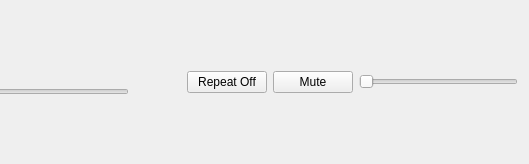
Old version of the form playercontrolswidget.ui in the repository Worm-Warrior/QBar; both pictures show x 365 to 894 and y 0 to 164 of the 894 by 164 pixel window.
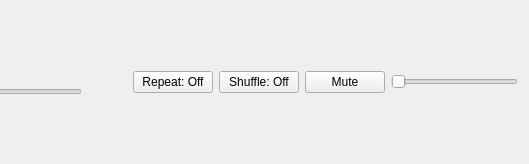
New version of the form.

Commit message: think I am done with shuffle and repeat!

```diff
--- a/playercontrolswidget.ui
+++ b/playercontrolswidget.ui
@@ -13,9 +13,9 @@
   <property name="windowTitle">
    <string>Form</string>
   </property>
-  <layout class="QHBoxLayout" name="horizontalLayout_4">
+  <layout class="QHBoxLayout" name="horizontalLayout_4" stretch="0">
    <item>
-    <layout class="QHBoxLayout" name="horizontalLayout_3" stretch="0,6,1,0,1,4">
+    <layout class="QHBoxLayout" name="horizontalLayout_3" stretch="0,6,1,0,0,1,4">
      <item>
       <layout class="QVBoxLayout" name="verticalLayout_3">
        <item>
@@ -181,7 +181,14 @@
      <item>
       <widget class="QPushButton" name="Repeat">
        <property name="text">
-        <string>Repeat Off</string>
+        <string>Repeat: Off</string>
+       </property>
+      </widget>
+     </item>
+     <item>
+      <widget class="QPushButton" name="Shuffle">
+       <property name="text">
+        <string>Shuffle: Off</string>
        </property>
       </widget>
      </item>
```
The commit also changes 5 other files.
